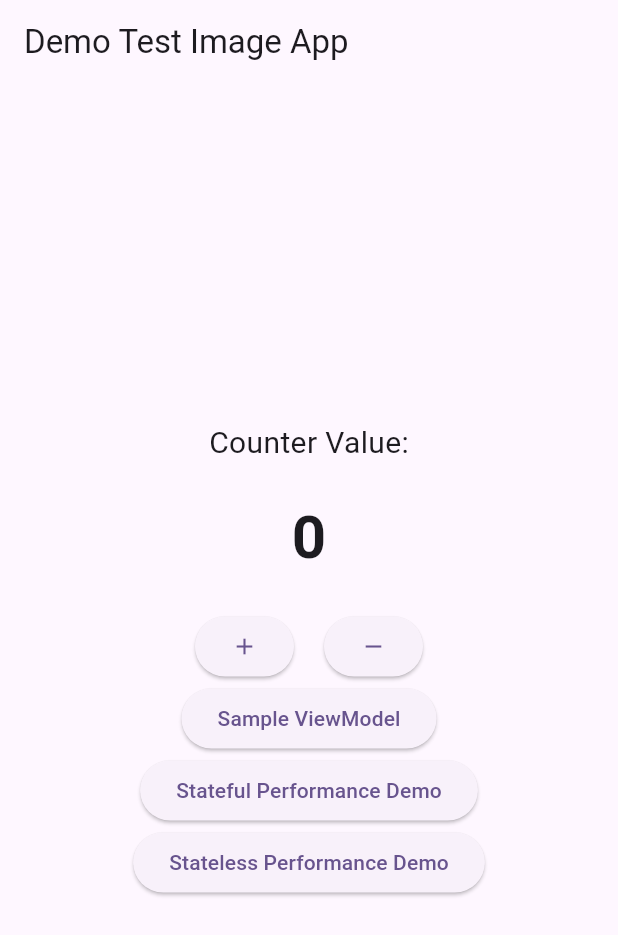
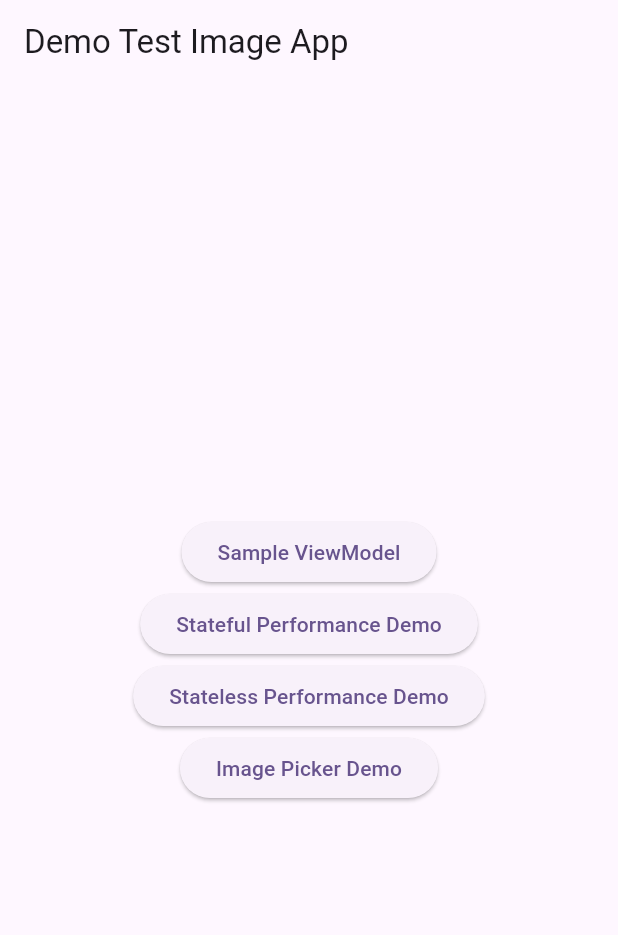
Before and after one commit to ppp3ppj/test_image_app, a Flutter app: the screen it shows after launch, on a phone screen of 412 x 824 dp. Shown: the top 935 px of the screen. Run offline on Flutter 3.47's test engine with Material 3 defaults, Android fonts, the phone set to English and light mode, and no system bars.

Commit message:
feat: add PickerImageScreen and update navigation in HomeScreen and remove counter at HomeScreen

```diff
--- a/lib/main.dart
+++ b/lib/main.dart
@@ -4,6 +4,7 @@
 import 'package:test_image_app/view/screens/home_screen.dart';
 import 'package:test_image_app/view/screens/pokemon_list/pokemon_list_stateful_screen.dart';
 import 'package:test_image_app/view/screens/pokemon_list/pokemon_list_stateless_screen.dart';
+import 'package:test_image_app/view/screens/upload_image/picker_image_screen.dart';
 import 'package:test_image_app/view_model/counter_example/counter_add2_view_model.dart';
 import 'package:test_image_app/view_model/counter_view_model.dart';
 import 'package:test_image_app/view_model/pokemon_list/pokemon_list_view_model.dart';
@@ -55,6 +56,7 @@
           child: const PokemonListStatelessScreen(),
         ),
         '/pokemon_list_steteful': (context) => const PokemonListStatefulScreen(),
+        '/picker_image': (context) => const PickerImageScreen(),
       },
       //home: const MyHomePage(title: 'Flutter Demo Home Page'),
     );
--- a/lib/view/screens/home_screen.dart
+++ b/lib/view/screens/home_screen.dart
@@ -7,47 +7,31 @@ class HomeScreen extends StatelessWidget {
 
   @override
   Widget build(BuildContext context) {
-    final counterVM = Provider.of<CounterViewModel>(context);
-
     return Scaffold(
       appBar: AppBar(title: Text('Demo Test Image App')),
       body: Center(
         child: Column(
           mainAxisAlignment: MainAxisAlignment.center,
           children: <Widget>[
-            Text('Counter Value:', style: TextStyle(fontSize: 20)),
-            SizedBox(height: 20),
-            Text(
-              '${counterVM.counter}',
-              style: TextStyle(fontSize: 40, fontWeight: FontWeight.bold),
-            ),
-            SizedBox(height: 20),
-            Row(
-              mainAxisAlignment: MainAxisAlignment.center,
-              children: <Widget>[
-                ElevatedButton(
-                  onPressed: counterVM.incrementCounter,
-                  child: Icon(Icons.add),
-                ),
-                SizedBox(width: 20),
-                ElevatedButton(
-                  onPressed: counterVM.decrementCounter,
-                  child: Icon(Icons.remove),
-                ),
-              ],
-            ),
-
             ElevatedButton(
               onPressed: () => {Navigator.pushNamed(context, '/counter_add2')},
               child: const Text('Sample ViewModel'),
             ),
             ElevatedButton(
-              onPressed: () => {Navigator.pushNamed(context, '/pokemon_list_steteful')},
+              onPressed: () => {
+                Navigator.pushNamed(context, '/pokemon_list_steteful'),
+              },
               child: const Text('Stateful Performance Demo'),
             ),
             ElevatedButton(
-              onPressed: () => {Navigator.pushNamed(context, '/pokemon_list_stateless')},
+              onPressed: () => {
+                Navigator.pushNamed(context, '/pokemon_list_stateless'),
+              },
               child: const Text('Stateless Performance Demo'),
+            ),
+            ElevatedButton(
+              onPressed: () => {Navigator.pushNamed(context, '/picker_image')},
+              child: const Text('Image Picker Demo'),
             ),
           ],
         ),
```
Also changed, not shown: lib/view/screens/upload_image/picker_image_screen.dart (added, +22 -0 lines).
